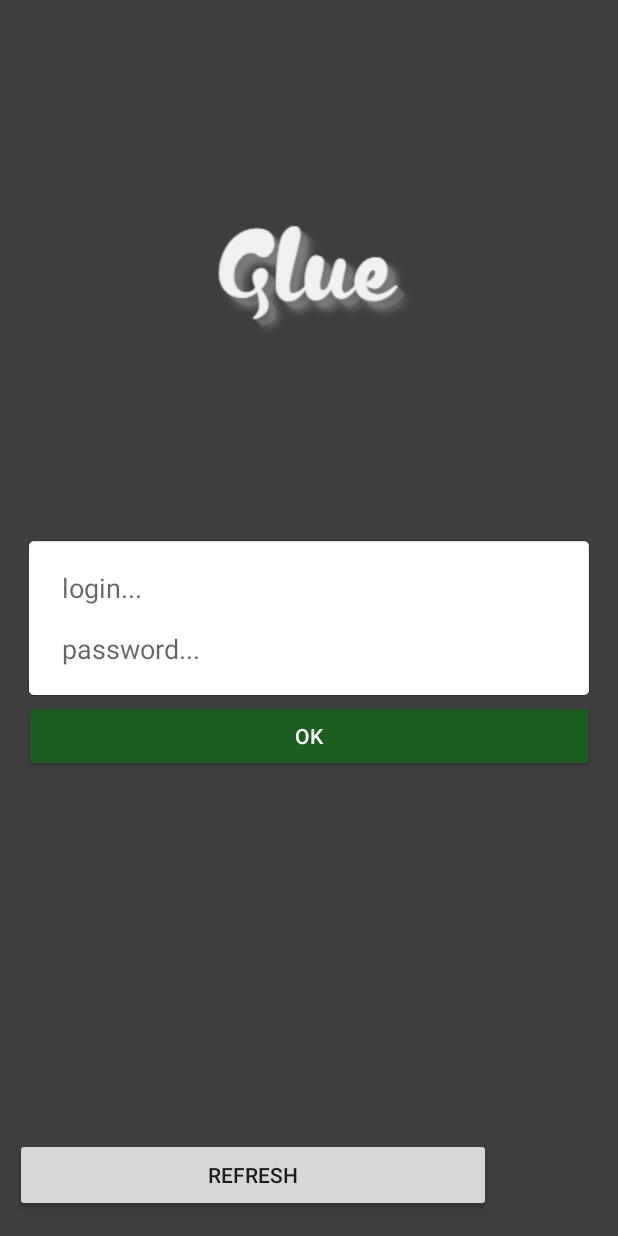
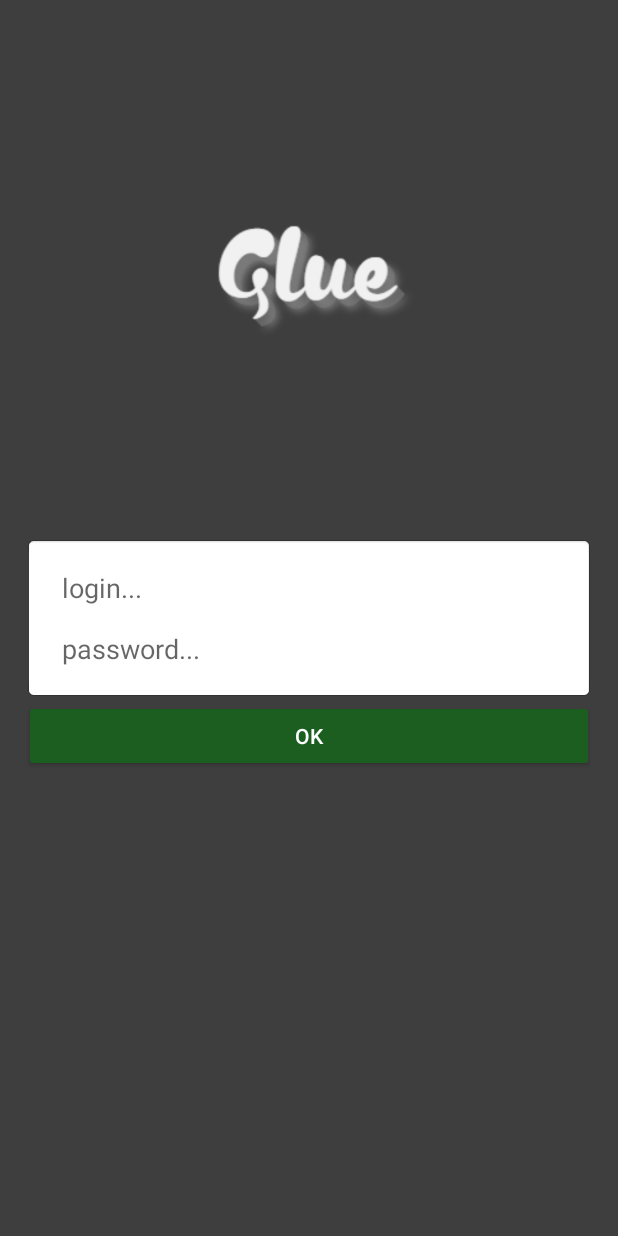
Before and after one commit to Aliste99/Glia, an Android app: the screen it shows after launch (AuthActivity), on a phone screen of 412 x 824 dp. Run offline under Robolectric (Android 15) with nearby library versions, the phone set to English and light mode, and no system bars.

```diff
--- a/app/src/main/java/com/projects/thirtyseven/glue/AuthActivity.java
+++ b/app/src/main/java/com/projects/thirtyseven/glue/AuthActivity.java
@@ -12,7 +12,6 @@ import android.widget.Button;
 
 public class AuthActivity extends AppCompatActivity {
     Button skipAuthButton;
-    Button refreshButton;
 
     @Override
     protected void onCreate(Bundle savedInstanceState) {
@@ -31,17 +30,10 @@ public class AuthActivity extends AppCompatActivity {
             }
         });
 
-        refreshButton.setOnClickListener(new View.OnClickListener() {
-            @Override
-            public void onClick(View view) {
-                new RefreshTask().execute();
-            }
-        });
     }
 
     private void init() {
         skipAuthButton = (Button)findViewById(R.id.skipAuthButton);
-        refreshButton = (Button)findViewById(R.id.buttonRefresh);
     }
 
 
@@ -52,23 +44,5 @@ public class AuthActivity extends AppCompatActivity {
         window.setStatusBarColor(ContextCompat.getColor(AuthActivity.this, R.color.greyColor));
     }
 
-    private class RefreshTask extends AsyncTask<Integer, Integer, Integer> {
-        protected Integer doInBackground(Integer... num) {
 
-            ContentRefresher refresher = new ContentRefresher();
-            refresher.refreshWeb();
-            return 0;
-        }
-
-        protected void onProgressUpdate(Integer... progress) {
-
-        }
-
-        protected void onPostExecute(Integer result) {
-
-            refreshButton.setText("DONE");
-        }
-
-
-    }
 }
--- a/app/src/main/res/layout/activity_auth.xml
+++ b/app/src/main/res/layout/activity_auth.xml
@@ -81,18 +81,4 @@
         android:layout_marginStart="8dp"
         android:layout_marginEnd="8dp" />
 
-    <Button
-        android:id="@+id/buttonRefresh"
-        android:layout_width="317dp"
-        android:layout_height="49dp"
-        android:text="REFRESH"
-        android:layout_marginLeft="8dp"
-        app:layout_constraintLeft_toLeftOf="parent"
-        app:layout_constraintBottom_toBottomOf="parent"
-        android:layout_marginBottom="16dp"
-        android:layout_marginRight="8dp"
-        app:layout_constraintRight_toRightOf="parent"
-        app:layout_constraintHorizontal_bias="0.028"
-        tools:layout_editor_absoluteY="446dp" />
-
 </android.support.constraint.ConstraintLayout>
```
Also changed, not shown: app/src/main/java/com/projects/thirtyseven/glue/MainActivity.java (+51 -0 lines).
